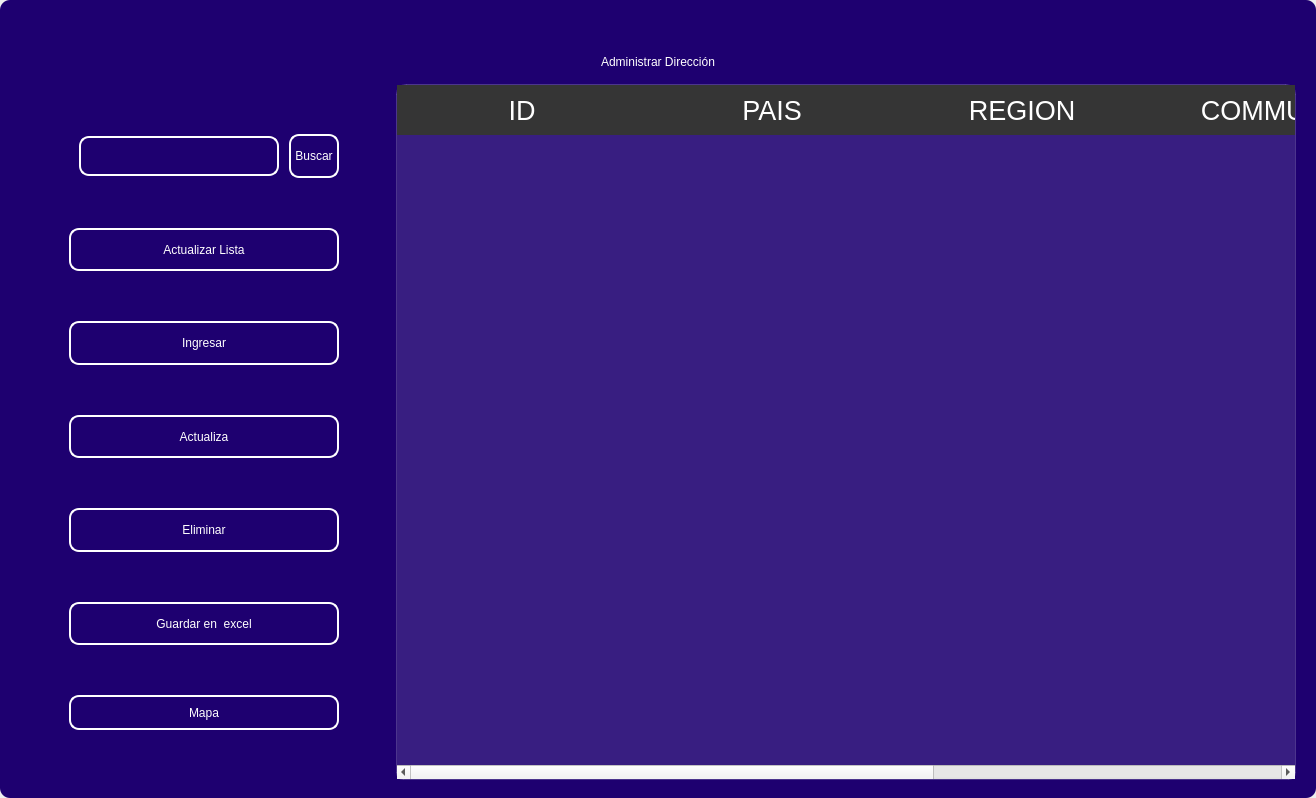
Old version of the form design/standar/mainaddress0.ui in the repository codemiguel-dev/ERP-EmprendeSoft-Desktop.
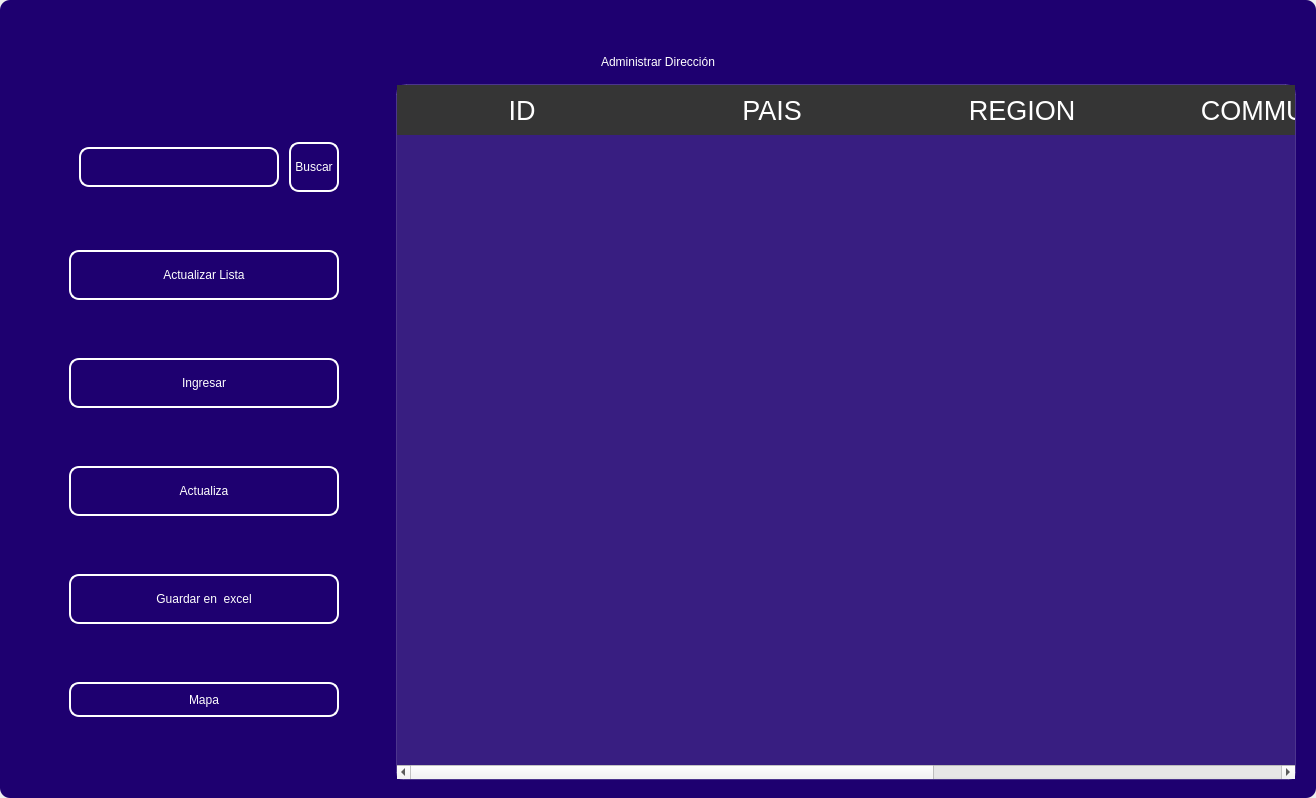
New version of the form. Icons and pictures are not drawn.

What changed in the file:
```diff
--- a/design/standar/mainaddress0.ui
+++ b/design/standar/mainaddress0.ui
@@ -640,50 +640,6 @@
               </property>
              </widget>
             </item>
-            <item>
-             <widget class="QPushButton" name="btn_delete">
-              <property name="minimumSize">
-               <size>
-                <width>0</width>
-                <height>40</height>
-               </size>
-              </property>
-              <property name="maximumSize">
-               <size>
-                <width>300</width>
-                <height>50</height>
-               </size>
-              </property>
-              <property name="cursor">
-               <cursorShape>PointingHandCursor</cursorShape>
-              </property>
-              <property name="styleSheet">
-               <string notr="true">QPushButton{
-border-radius:10px; 
-font: 12pt &quot;Arial&quot;;
-color: rgb(255, 255, 254);
-border: 2px solid #ffffff;
-}
-
-QPushButton:hover{
-border-radius:10px; 
-font: 12pt &quot;Arial&quot;;
-color: rgb(255, 255, 255);
-border: 2px solid rgb(120, 0, 171);
-	background-color: rgb(120, 0, 171);
-}</string>
-              </property>
-              <property name="text">
-               <string>Eliminar</string>
-              </property>
-              <property name="iconSize">
-               <size>
-                <width>35</width>
-                <height>35</height>
-               </size>
-              </property>
-             </widget>
-            </item>
             <item>
              <widget class="QPushButton" name="btn_excel">
               <property name="minimumSize">
```
